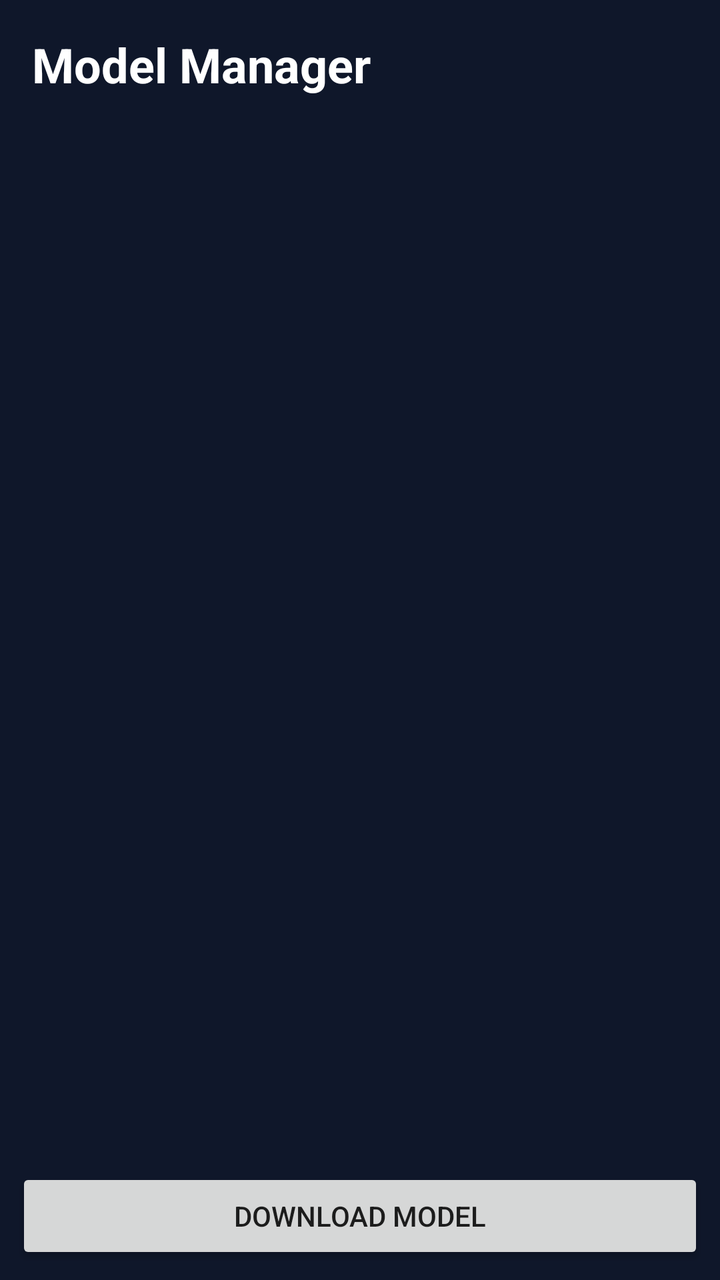
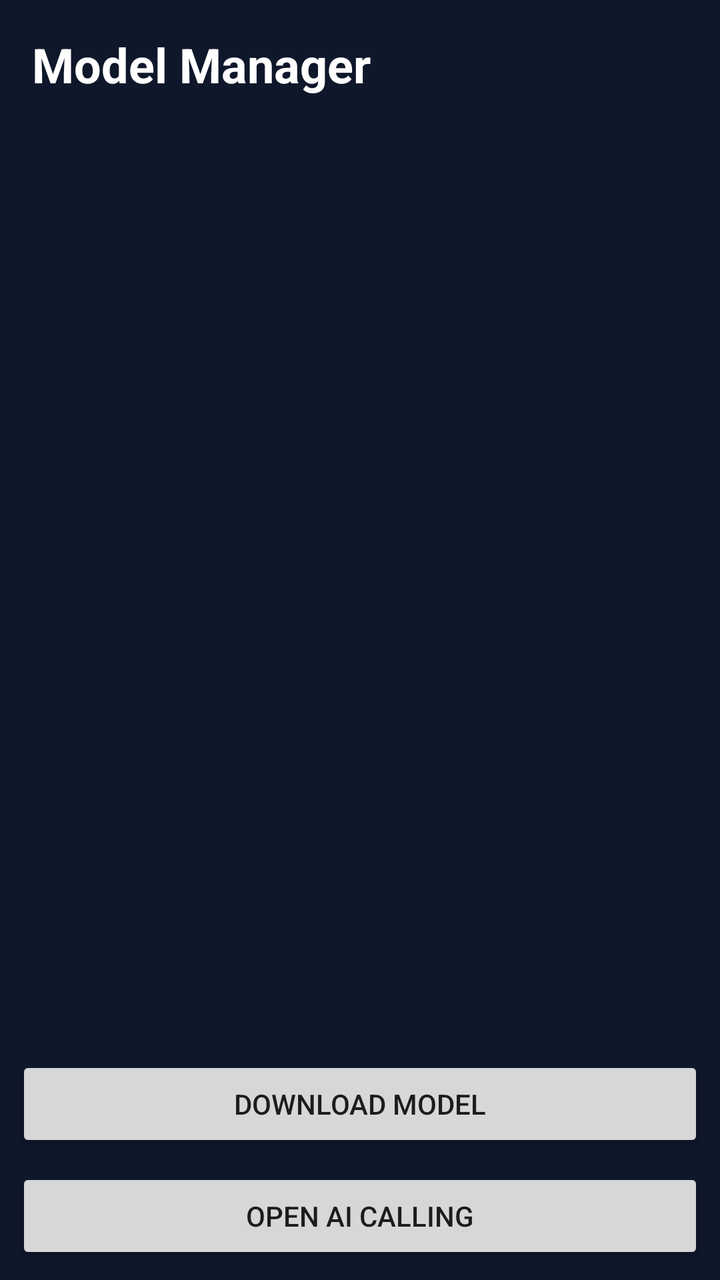

Before-and-after screenshots of an Android layout around one commit, followed by the original layout XML and the change that was made.
<!-- AndroidManifest.xml: application theme Theme.AIEdgeGallery -->
<!-- res/layout/activity_model_manager.xml -->
<?xml version="1.0" encoding="utf-8"?>
<LinearLayout xmlns:android="http://schemas.android.com/apk/res/android"
    android:layout_width="match_parent"
    android:layout_height="match_parent"
    android:orientation="vertical"
    android:background="#0F172A">

    <TextView
        android:layout_width="match_parent"
        android:layout_height="wrap_content"
        android:text="Model Manager"
        android:textColor="#FFFFFF"
        android:textSize="24sp"
        android:textStyle="bold"
        android:padding="16dp" />

    <TextView
        android:id="@+id/storageInfo"
        android:layout_width="match_parent"
        android:layout_height="wrap_content"
        android:textColor="#94A3B8"
        android:padding="8dp" />

    <androidx.recyclerview.widget.RecyclerView
        android:id="@+id/modelList"
        android:layout_width="match_parent"
        android:layout_height="0dp"
        android:layout_weight="1" />

    <Button
        android:id="@+id/downloadButton"
        android:layout_width="match_parent"
        android:layout_height="wrap_content"
        android:text="Download Model"
        android:layout_margin="8dp" />
</LinearLayout>
<!-- resources referenced by this layout -->
<resources>
  <style name="Theme.AIEdgeGallery" parent="Theme.MaterialComponents.DayNight.NoActionBar">
          <item name="colorPrimary">@color/purple_500</item>
          <item name="colorPrimaryVariant">@color/purple_700</item>
          <item name="colorOnPrimary">@android:color/white</item>
          <item name="colorSecondary">@color/teal_200</item>
          <item name="android:statusBarColor">@android:color/black</item>
          <item name="android:windowLightStatusBar">false</item>
      </style>
  <color name="purple_500">#6200EE</color>
  <color name="purple_700">#3700B3</color>
  <color name="teal_200">#03DAC5</color>
</resources>

<!-- the commit's change to res/layout/activity_model_manager.xml (unified diff, before → after) -->
@@ -33,4 +33,13 @@
         android:layout_height="wrap_content"
         android:text="Download Model"
         android:layout_margin="8dp" />
+
+    <Button
+        android:id="@+id/callAssistantButton"
+        android:layout_width="match_parent"
+        android:layout_height="wrap_content"
+        android:text="Open AI Calling"
+        android:layout_marginLeft="8dp"
+        android:layout_marginRight="8dp"
+        android:layout_marginBottom="8dp" />
 </LinearLayout>
